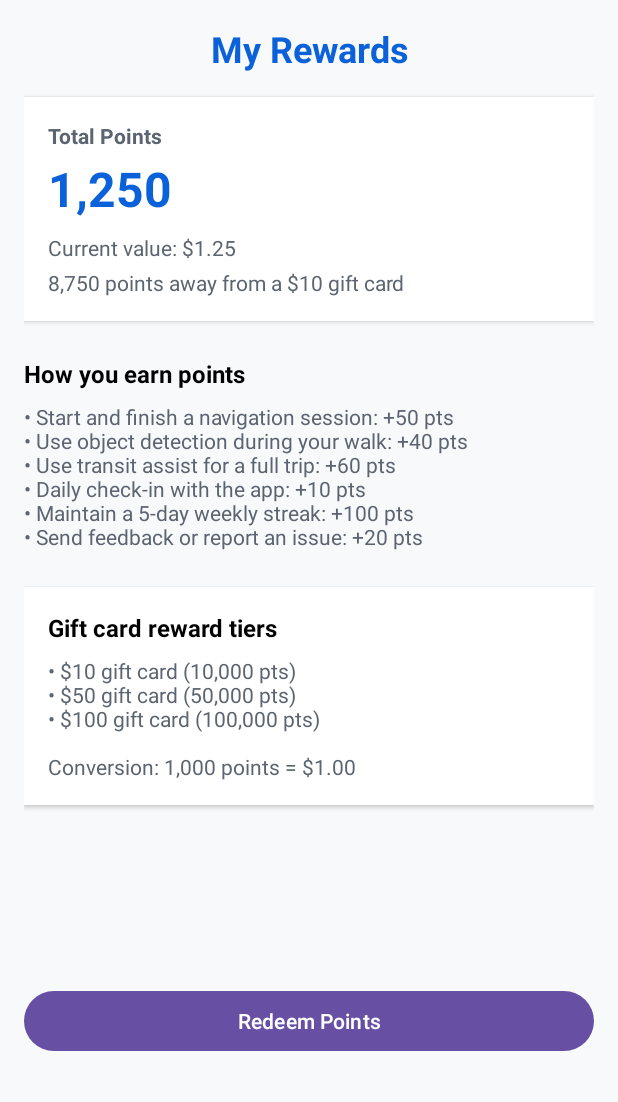
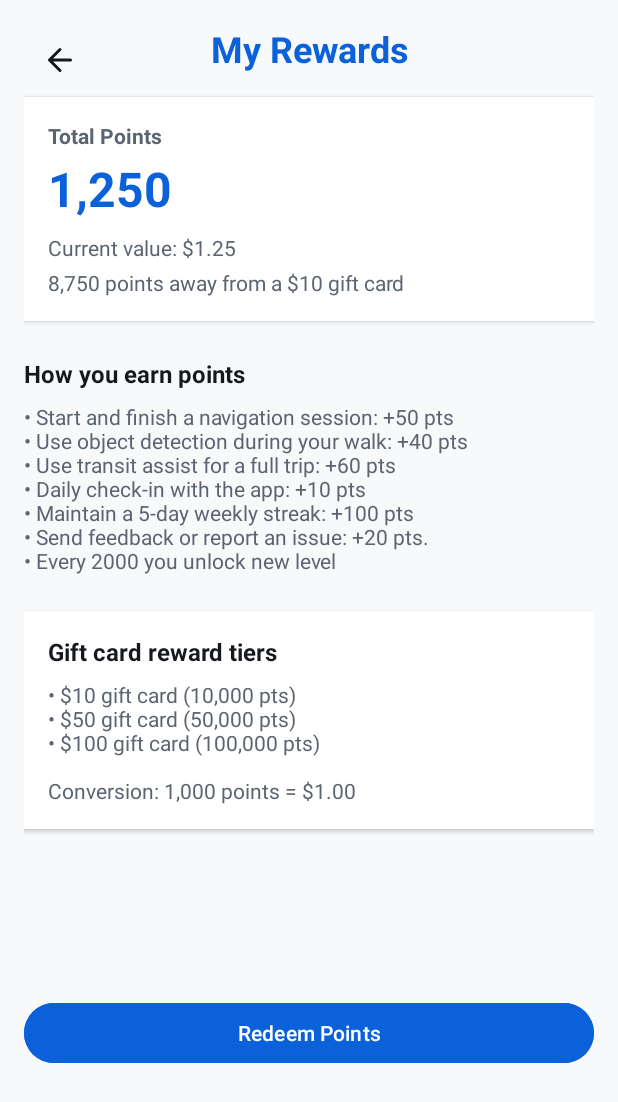
Before and after one commit to Project-NewSight/CIS4398-Project-NewSight-Frontend, an Android app: the HomeActivity screen opened directly, with no data from a screen before it, after a tap on "Rewards Points", on a phone screen of 412 x 824 dp. Shown: the top 1102 px of the screen. Run offline under Robolectric (Android 15) with nearby library versions, the phone set to English and light mode, and no system bars.

Commit message:
fixed_colors

```diff
--- a/app/src/main/java/com/example/newsight/HomeActivity.java
+++ b/app/src/main/java/com/example/newsight/HomeActivity.java
@@ -30,9 +30,10 @@ public class HomeActivity extends AppCompatActivity {
     protected void onCreate(Bundle savedInstanceState) {
         super.onCreate(savedInstanceState);
         setContentView(R.layout.activity_home);
-        TextView textRewardsPoints = findViewById(R.id.textRewardsPoints);
-        textRewardsPoints.setOnClickListener((v) -> {
+        FrameLayout rewardCard = findViewById(R.id.cardRewards);
+        rewardCard.setOnClickListener((v) -> {
             Intent intent = new Intent(HomeActivity.this, RewardsActivity.class);
+            intent.putExtra("current_points", 1250);
             startActivity(intent);
         });
 
@@ -123,15 +124,20 @@ public class HomeActivity extends AppCompatActivity {
             tvDate.setText(currentDate);
         }
 
-        if (textPoints != null) textPoints.setText("0");
-        if (textLevel != null) textLevel.setText("0");
-        if (textStreak != null) textStreak.setText("0 day streak!");
+        if (textPoints != null) textPoints.setText("1,250");
+        if (textLevel != null) textLevel.setText("1");
+        if (textStreak != null) textStreak.setText("5 day streak!");
 
-        // Initialize progress bar to 0 width
+        // Initialize progress bar to 62.5% (1,250/2,000)
         if (progressLevel != null) {
-            android.widget.FrameLayout.LayoutParams params = (android.widget.FrameLayout.LayoutParams) progressLevel.getLayoutParams();
-            params.width = 0;
-            progressLevel.setLayoutParams(params);
+            android.view.View progressContainer = (android.view.View) progressLevel.getParent();
+            progressContainer.post(() -> {
+                int parentWidth = progressContainer.getWidth();
+                int progressWidth = (int) (parentWidth * 0.625); // 1,250/2,000 = 62.5%
+                android.widget.FrameLayout.LayoutParams params = (android.widget.FrameLayout.LayoutParams) progressLevel.getLayoutParams();
+                params.width = progressWidth;
+                progressLevel.setLayoutParams(params);
+            });
         }
 
         // Apply staggered animations
@@ -182,10 +188,11 @@ public class HomeActivity extends AppCompatActivity {
             startActivity(intent);
         });
 
-        // Placeholder listeners for new buttons
-        if (btnReadText != null) {
-            btnReadText.setOnClickListener(v -> Toast.makeText(this, "Read Text clicked", Toast.LENGTH_SHORT).show());
-        }
+        btnReadText.setOnClickListener(v -> {
+            Intent intent = new Intent(HomeActivity.this, ReadTextActivity.class);
+            intent.putExtra("feature", "text_detection");
+            startActivity(intent);
+        });
         if (btnColors != null) {
             btnColors.setOnClickListener(v -> Toast.makeText(this, "Colors clicked", Toast.LENGTH_SHORT).show());
         }
@@ -269,7 +276,7 @@ public class HomeActivity extends AppCompatActivity {
 
         // Connect location WebSocket
         locationWebSocketHelper = new com.example.newsight.helpers.LocationWebSocketHelper(
-                "wss://cis4398-project-newsight-backend.onrender.com/location/ws", sessionId);
+                "ws://192.168.1.254:8000/location/ws", sessionId);
         locationWebSocketHelper.connect();
     }
 
@@ -293,26 +300,25 @@ public class HomeActivity extends AppCompatActivity {
         // Map feature names to activities
         switch (feature.toUpperCase()) {
             case "NAVIGATION":
-                // Check if we got full directions from backend
-                JSONObject directionsObj = extractedParams.optJSONObject("directions");
+                intent = new Intent(HomeActivity.this, NavigateActivity.class);
 
-                intent = new Intent(HomeActivity.this, NavigateActivity.class);
-                if (directionsObj != null) {
-                    // We have full directions! Pass them to NavigateActivity
-                    intent.putExtra("auto_start_navigation", true);
-                    intent.putExtra("directions_json", directionsObj.toString());
-                    intent.putExtra("session_id", sessionId);
-                    ttsMessage = "Starting navigation";
-                    Log.d(TAG, "✅ Passing full directions to NavigateActivity");
+                // Pass the FULL extracted_params JSON so NavigateActivity can parse everything
+                intent.putExtra("auto_start_navigation", true);
+                intent.putExtra("full_navigation_response", extractedParams.toString());
+                intent.putExtra("session_id", sessionId);
+
+                // Check navigation type for appropriate TTS message
+                String navType = extractedParams.optString("navigation_type", "walking");
+                boolean isTransit = extractedParams.optBoolean("is_transit_navigation", false);
+
+                if (isTransit || "transit".equals(navType)) {
+                    ttsMessage = "Starting transit navigation";
+                    Log.d(TAG, "✅ Passing TRANSIT navigation to NavigateActivity");
                 } else {
-                    // No directions yet, just pass the destination
-                    String destination = extractedParams.optString("destination", null);
-                    intent.putExtra("auto_start_navigation", true);
-                    intent.putExtra("destination", destination);
-                    intent.putExtra("session_id", sessionId);
-                    ttsMessage = "Activating navigation";
-                    Log.d(TAG, "⚠️ Only passing destination to NavigateActivity");
+                    ttsMessage = "Starting walking navigation";
+                    Log.d(TAG, "✅ Passing WALKING navigation to NavigateActivity");
                 }
+
                 Toast.makeText(this, "Opening Navigation", Toast.LENGTH_SHORT).show();
                 break;
 
@@ -330,9 +336,10 @@ public class HomeActivity extends AppCompatActivity {
                 break;
 
             case "TEXT_DETECTION":
-                intent = new Intent(HomeActivity.this, DetectionActivity.class);
+                intent = new Intent(HomeActivity.this, ReadTextActivity.class);
+                intent.putExtra("feature", "text_detection");
                 ttsMessage = "Activating Text Detection";
-                Toast.makeText(this, "Opening Observe", Toast.LENGTH_SHORT).show();
+                Toast.makeText(this, "Opening Read Text", Toast.LENGTH_SHORT).show();
                 break;
 
             case "COLOR_CUE":
--- a/app/src/main/java/com/example/newsight/RedeemActivity.java
+++ b/app/src/main/java/com/example/newsight/RedeemActivity.java
@@ -2,6 +2,7 @@ package com.example.newsight;
 
 import android.os.Bundle;
 import android.widget.Button;
+import android.widget.ImageButton;
 import android.widget.RadioGroup;
 import android.widget.Toast;
 
@@ -19,6 +20,7 @@ public class RedeemActivity extends AppCompatActivity {
 
     private RadioGroup radioGroupRewards;
     private Button buttonConfirmRedemption;
+    private ImageButton buttonBack;
 
     @Override
     protected void onCreate(Bundle savedInstanceState) {
@@ -33,6 +35,10 @@ public class RedeemActivity extends AppCompatActivity {
         // Hook up views
         radioGroupRewards = findViewById(R.id.radioGroupRewards);
         buttonConfirmRedemption = findViewById(R.id.buttonConfirmRedemption);
+        buttonBack = findViewById(R.id.buttonBack);
+
+        // Back button to navigate back
+        buttonBack.setOnClickListener(view -> finish());
 
         // Handle "Confirm Redemption"
         buttonConfirmRedemption.setOnClickListener(view -> handleRedemption());
--- a/app/src/main/java/com/example/newsight/RewardsActivity.java
+++ b/app/src/main/java/com/example/newsight/RewardsActivity.java
@@ -3,6 +3,7 @@ package com.example.newsight;
 import android.content.Intent;
 import android.os.Bundle;
 import android.widget.Button;
+import android.widget.ImageButton;
 import android.widget.TextView;
 
 import androidx.appcompat.app.AppCompatActivity;
@@ -20,6 +21,7 @@ public class RewardsActivity extends AppCompatActivity {
     private TextView textCurrentValue;
     private TextView textAwayFromNext;
     private Button buttonRedeemPoints;
+    private ImageButton buttonBack;
 
     @Override
     protected void onCreate(Bundle savedInstanceState) {
@@ -36,8 +38,17 @@ public class RewardsActivity extends AppCompatActivity {
         textCurrentValue = findViewById(R.id.textCurrentValue);
         textAwayFromNext = findViewById(R.id.textAwayFromNext);
         buttonRedeemPoints = findViewById(R.id.buttonRedeemPoints);
+        buttonBack = findViewById(R.id.buttonBack);
 
         updateSummaryUI();
+
+        // Back button to navigate to home screen
+        buttonBack.setOnClickListener(view -> {
+            Intent intent = new Intent(RewardsActivity.this, HomeActivity.class);
+            intent.addFlags(Intent.FLAG_ACTIVITY_CLEAR_TOP | Intent.FLAG_ACTIVITY_NEW_TASK);
+            startActivity(intent);
+            finish();
+        });
 
         // When user taps "Redeem Points"
         buttonRedeemPoints.setOnClickListener(view -> {
--- a/app/src/main/res/layout/activity_rewards.xml
+++ b/app/src/main/res/layout/activity_rewards.xml
@@ -6,6 +6,18 @@
     android:layout_height="match_parent"
     android:background="@color/background"
     android:padding="16dp">
+
+    <!-- Back arrow -->
+    <ImageButton
+        android:id="@+id/buttonBack"
+        android:layout_width="48dp"
+        android:layout_height="48dp"
+        android:src="@drawable/ic_arrow_left_s"
+        android:background="?attr/selectableItemBackgroundBorderless"
+        android:contentDescription="Back"
+        app:layout_constraintTop_toTopOf="parent"
+        app:layout_constraintStart_toStartOf="parent"
+        app:tint="@color/foreground" />
 
     <!-- Title -->
     <TextView
@@ -28,7 +40,7 @@
         android:layout_height="wrap_content"
         android:orientation="vertical"
         android:padding="16dp"
-        android:background="@android:color/white"
+        android:background="@color/card"
         android:elevation="2dp"
         android:layout_marginTop="16dp"
         app:layout_constraintTop_toBottomOf="@id/textRewardsTitle"
@@ -95,7 +107,7 @@
             android:text="How you earn points"
             android:textStyle="bold"
             android:textSize="16sp"
-            android:textColor="@android:color/black" />
+            android:textColor="@color/foreground" />
 
         <TextView
             android:id="@+id/textHowYouEarnBody"
@@ -104,7 +116,7 @@
             android:layout_marginTop="8dp"
             android:textSize="14sp"
             android:textColor="@color/muted_foreground"
-            android:text="• Start and finish a navigation session: +50 pts\n• Use object detection during your walk: +40 pts\n• Use transit assist for a full trip: +60 pts\n• Daily check-in with the app: +10 pts\n• Maintain a 5-day weekly streak: +100 pts\n• Send feedback or report an issue: +20 pts" />
+            android:text="• Start and finish a navigation session: +50 pts\n• Use object detection during your walk: +40 pts\n• Use transit assist for a full trip: +60 pts\n• Daily check-in with the app: +10 pts\n• Maintain a 5-day weekly streak: +100 pts\n• Send feedback or report an issue: +20 pts.\n• Every 2000 you unlock new level" />
     </LinearLayout>
 
     <!-- Gift card tiers -->
@@ -114,7 +126,7 @@
         android:layout_height="wrap_content"
         android:orientation="vertical"
         android:padding="16dp"
-        android:background="@android:color/white"
+        android:background="@color/card"
         android:elevation="2dp"
         android:layout_marginTop="24dp"
         app:layout_constraintTop_toBottomOf="@id/layoutHowYouEarn"
@@ -128,7 +140,7 @@
             android:text="Gift card reward tiers"
             android:textStyle="bold"
             android:textSize="16sp"
-            android:textColor="@android:color/black" />
+            android:textColor="@color/foreground" />
 
         <TextView
             android:id="@+id/textGiftCardBody"
@@ -147,6 +159,8 @@
         android:layout_height="wrap_content"
         android:text="Redeem Points"
         android:textAllCaps="false"
+        android:textColor="@color/white"
+        android:backgroundTint="@color/primary"
         android:layout_marginTop="32dp"
         android:layout_marginBottom="16dp"
         app:layout_constraintTop_toBottomOf="@id/layoutGiftCardTiers"
```
Also changed, not shown: app/src/main/AndroidManifest.xml (+71 -99 lines), app/src/main/res/layout/activity_redeem.xml (+12 -0 lines).
